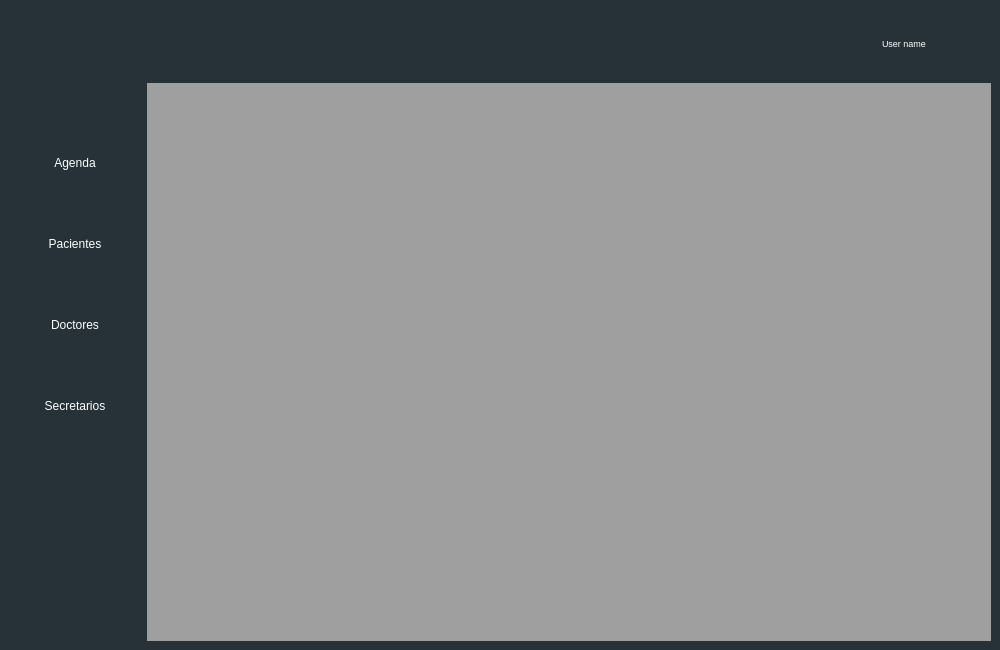
Before: the Qt Designer form View/home.ui in BermudezK/consultsoft, drawn with Qt 5.
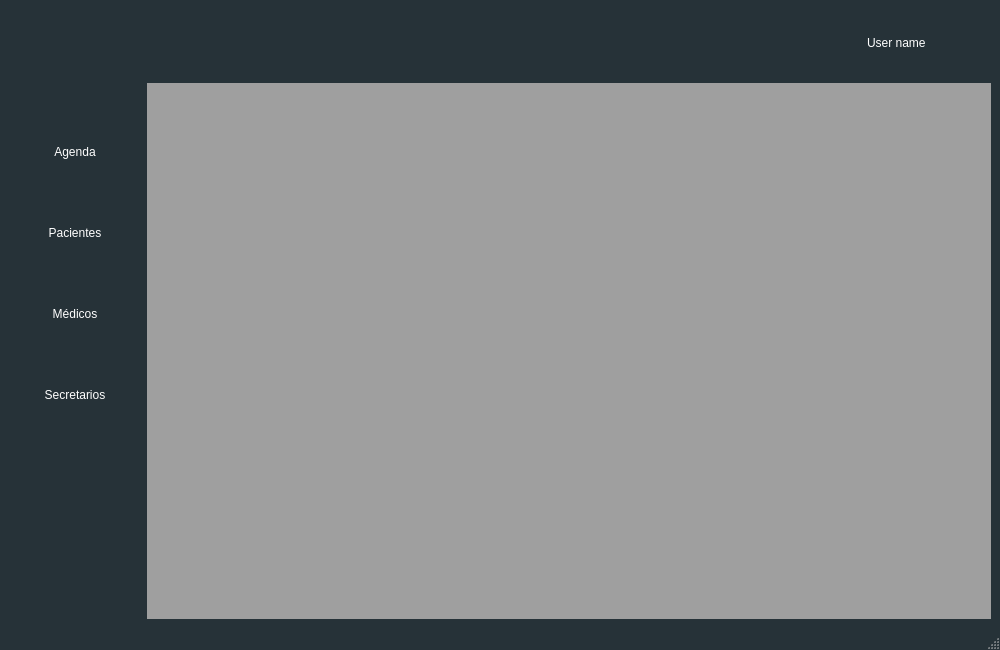
After: the same form once the commit is applied. Icons and pictures are not drawn.

```diff
--- a/View/home.ui
+++ b/View/home.ui
@@ -31,7 +31,8 @@
     width: 130px;
 }
 
-.QPushButton:hover {
+
+.QPushButton:hover{
 	background-color: #00796b;
 }
 #pd_logOut:hover{
@@ -42,7 +43,7 @@
   	border-radius: 40px;
 }
 #L_userName{
-	font-size: 9px;
+	font-size: 12px;
 	color: white;
 }
 </string>
@@ -88,14 +89,12 @@
        </item>
        <item row="0" column="0">
         <widget class="QLabel" name="L_userName">
-         <property name="font">
-          <font>
-           <pointsize>-1</pointsize>
-          </font>
-         </property>
          <property name="text">
           <string>User name</string>
          </property>
+         <property name="indent">
+          <number>0</number>
+         </property>
         </widget>
        </item>
       </layout>
@@ -190,7 +189,7 @@
           <string notr="true"/>
          </property>
          <property name="text">
-          <string>Doctores</string>
+          <string>Médicos</string>
          </property>
          <property name="icon">
           <iconset>
@@ -277,6 +276,7 @@
     </item>
    </layout>
   </widget>
+  <widget class="QStatusBar" name="statusBar"/>
  </widget>
  <tabstops>
   <tabstop>pb_medicos</tabstop>
```
Left out of the diff: 10 changed lines with no effect on the pictures.
